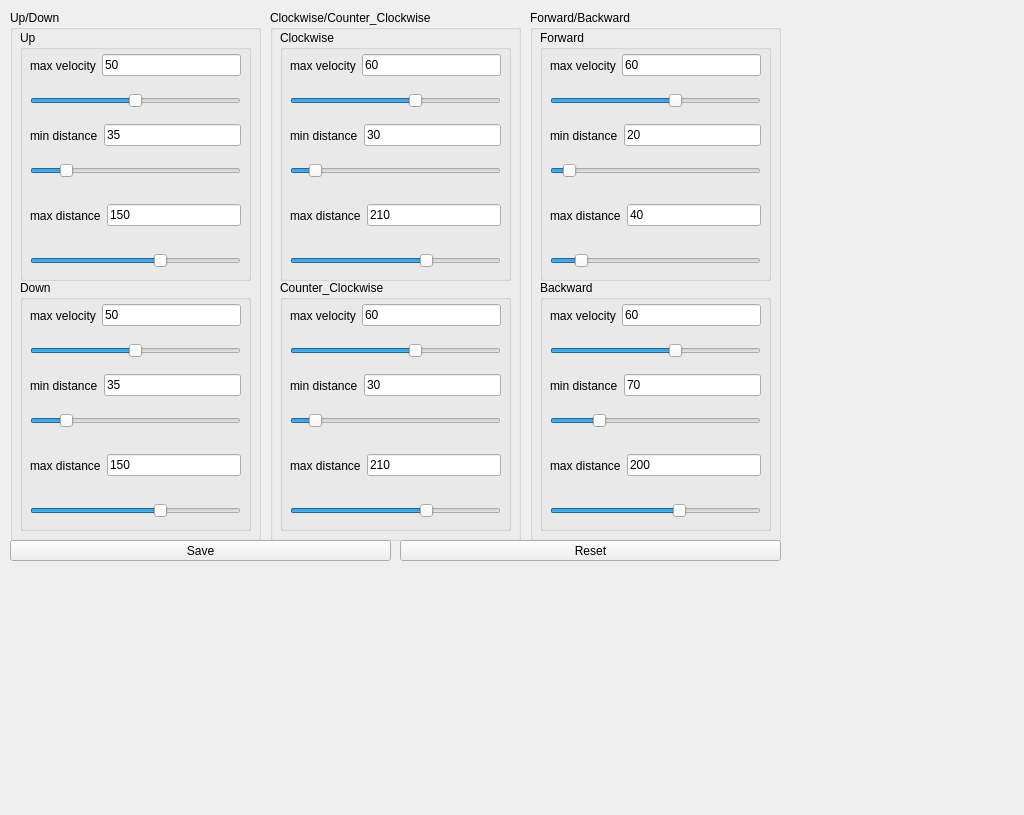
Qt form assets/settings_window.ui (ChristiR/TelloDrohne) before a commit.
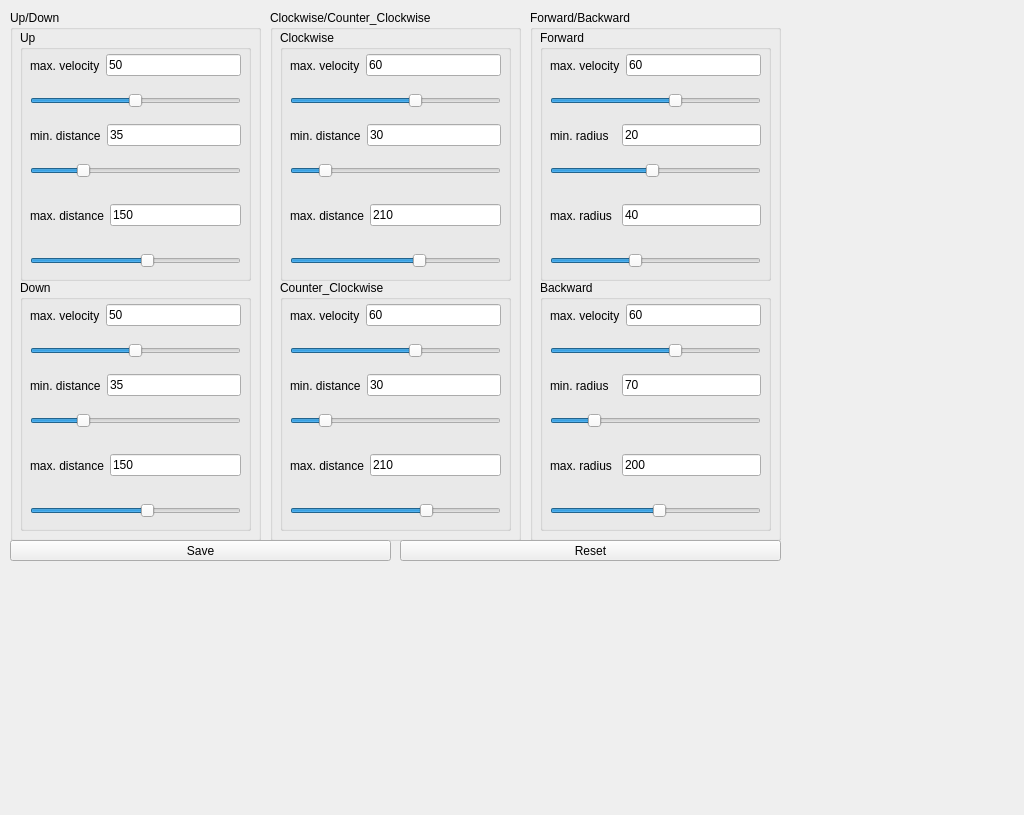
The same form after that commit.

Commit message: Parameter können nur noch bestimmte Werte annehmen, so das keine Überlappung der Fenster möglich

Patch:
```diff
--- a/assets/settings_window.ui
+++ b/assets/settings_window.ui
@@ -50,7 +50,7 @@
       <item>
        <widget class="QLabel" name="max_vel_up">
         <property name="text">
-         <string>max velocity</string>
+         <string>max. velocity</string>
         </property>
        </widget>
       </item>
@@ -101,7 +101,7 @@
       <item>
        <widget class="QLabel" name="min_dis_up">
         <property name="text">
-         <string>min distance</string>
+         <string>min. distance</string>
         </property>
        </widget>
       </item>
@@ -130,7 +130,7 @@
       <item>
        <widget class="QLabel" name="max_dis_up">
         <property name="text">
-         <string>max distance</string>
+         <string>max. distance</string>
         </property>
        </widget>
       </item>
@@ -156,7 +156,7 @@
       </rect>
      </property>
      <property name="maximum">
-      <number>240</number>
+      <number>150</number>
      </property>
      <property name="value">
       <number>35</number>
@@ -174,6 +174,9 @@
        <height>22</height>
       </rect>
      </property>
+     <property name="minimum">
+      <number>35</number>
+     </property>
      <property name="maximum">
       <number>240</number>
      </property>
@@ -210,7 +213,7 @@
       <item>
        <widget class="QLabel" name="max_vel_down">
         <property name="text">
-         <string>max velocity</string>
+         <string>max. velocity</string>
         </property>
        </widget>
       </item>
@@ -258,7 +261,7 @@
       <item>
        <widget class="QLabel" name="min_dis_down">
         <property name="text">
-         <string>min distance</string>
+         <string>min. distance</string>
         </property>
        </widget>
       </item>
@@ -287,7 +290,7 @@
       <item>
        <widget class="QLabel" name="max_dis_down">
         <property name="text">
-         <string>max distance</string>
+         <string>max. distance</string>
         </property>
        </widget>
       </item>
@@ -313,7 +316,7 @@
       </rect>
      </property>
      <property name="maximum">
-      <number>240</number>
+      <number>150</number>
      </property>
      <property name="value">
       <number>35</number>
@@ -331,6 +334,9 @@
        <height>22</height>
       </rect>
      </property>
+     <property name="minimum">
+      <number>35</number>
+     </property>
      <property name="maximum">
       <number>240</number>
      </property>
@@ -380,7 +386,7 @@
       <item>
        <widget class="QLabel" name="max_vel_clockwise">
         <property name="text">
-         <string>max velocity</string>
+         <string>max. velocity</string>
         </property>
        </widget>
       </item>
@@ -428,7 +434,7 @@
       <item>
        <widget class="QLabel" name="min_dis_clockwise">
         <property name="text">
-         <string>min distance</string>
+         <string>min. distance</string>
         </property>
        </widget>
       </item>
@@ -457,7 +463,7 @@
       <item>
        <widget class="QLabel" name="max_dis_clockwise">
         <property name="text">
-         <string>max distance</string>
+         <string>max. distance</string>
         </property>
        </widget>
       </item>
@@ -483,7 +489,7 @@
       </rect>
      </property>
      <property name="maximum">
-      <number>320</number>
+      <number>210</number>
      </property>
      <property name="value">
       <number>30</number>
@@ -501,6 +507,9 @@
        <height>22</height>
       </rect>
      </property>
+     <property name="minimum">
+      <number>30</number>
+     </property>
      <property name="maximum">
       <number>320</number>
      </property>
@@ -537,7 +546,7 @@
       <item>
        <widget class="QLabel" name="max_vel_counter_clockwise">
         <property name="text">
-         <string>max velocity</string>
+         <string>max. velocity</string>
         </property>
        </widget>
       </item>
@@ -585,7 +594,7 @@
       <item>
        <widget class="QLabel" name="min_dis_counter_clockwise">
         <property name="text">
-         <string>min distance</string>
+         <string>min. distance</string>
         </property>
        </widget>
       </item>
@@ -614,7 +623,7 @@
       <item>
        <widget class="QLabel" name="max_dis_counter_clockwise">
         <property name="text">
-         <string>max distance</string>
+         <string>max. distance</string>
         </property>
        </widget>
       </item>
@@ -640,7 +649,7 @@
       </rect>
      </property>
      <property name="maximum">
-      <number>320</number>
+      <number>210</number>
      </property>
      <property name="value">
       <number>30</number>
@@ -707,7 +716,7 @@
       <item>
        <widget class="QLabel" name="max_vel_forward">
         <property name="text">
-         <string>max velocity</string>
+         <string>max. velocity</string>
         </property>
        </widget>
       </item>
@@ -754,13 +763,31 @@
      <layout class="QHBoxLayout" name="l_forward_min_dis">
       <item>
        <widget class="QLabel" name="min_dis_forward">
+        <property name="sizePolicy">
+         <sizepolicy hsizetype="Preferred" vsizetype="Preferred">
+          <horstretch>0</horstretch>
+          <verstretch>0</verstretch>
+         </sizepolicy>
+        </property>
         <property name="text">
-         <string>min distance</string>
+         <string>min. radius</string>
         </property>
        </widget>
       </item>
       <item>
        <widget class="QLineEdit" name="e_min_dis_forward">
+        <property name="sizePolicy">
+         <sizepolicy hsizetype="Fixed" vsizetype="Fixed">
+          <horstretch>0</horstretch>
+          <verstretch>0</verstretch>
+         </sizepolicy>
+        </property>
+        <property name="minimumSize">
+         <size>
+          <width>139</width>
+          <height>0</height>
+         </size>
+        </property>
         <property name="text">
          <string>20</string>
         </property>
@@ -784,12 +811,24 @@
       <item>
        <widget class="QLabel" name="max_dis_forward">
         <property name="text">
-         <string>max distance</string>
+         <string>max. radius</string>
         </property>
        </widget>
       </item>
       <item>
        <widget class="QLineEdit" name="e_max_dis_forward">
+        <property name="sizePolicy">
+         <sizepolicy hsizetype="Fixed" vsizetype="Fixed">
+          <horstretch>0</horstretch>
+          <verstretch>0</verstretch>
+         </sizepolicy>
+        </property>
+        <property name="minimumSize">
+         <size>
+          <width>139</width>
+          <height>0</height>
+         </size>
+        </property>
         <property name="text">
          <string>40</string>
         </property>
@@ -813,7 +852,7 @@
       <number>1</number>
      </property>
      <property name="maximum">
-      <number>320</number>
+      <number>40</number>
      </property>
      <property name="value">
       <number>20</number>
@@ -832,10 +871,10 @@
       </rect>
      </property>
      <property name="minimum">
-      <number>1</number>
+      <number>20</number>
      </property>
      <property name="maximum">
-      <number>320</number>
+      <number>70</number>
      </property>
      <property name="value">
       <number>40</number>
@@ -870,7 +909,7 @@
       <item>
        <widget class="QLabel" name="max_vel_backward">
         <property name="text">
-         <string>max velocity</string>
+         <string>max. velocity</string>
         </property>
        </widget>
       </item>
@@ -921,12 +960,24 @@
       <item>
        <widget class="QLabel" name="min_dis_backward">
         <property name="text">
-         <string>min distance</string>
+         <string>min. radius</string>
         </property>
        </widget>
       </item>
       <item>
        <widget class="QLineEdit" name="e_min_dis_backward">
+        <property name="sizePolicy">
+         <sizepolicy hsizetype="Fixed" vsizetype="Fixed">
+          <horstretch>0</horstretch>
+          <verstretch>0</verstretch>
+         </sizepolicy>
+        </property>
+        <property name="minimumSize">
+         <size>
+          <width>139</width>
+          <height>0</height>
+         </size>
+        </property>
         <property name="text">
          <string>70</string>
         </property>
@@ -950,12 +1001,24 @@
       <item>
        <widget class="QLabel" name="max_dis_backward">
         <property name="text">
-         <string>max distance</string>
+         <string>max. radius</string>
         </property>
        </widget>
       </item>
       <item>
        <widget class="QLineEdit" name="e_max_dis_backward">
+        <property name="sizePolicy">
+         <sizepolicy hsizetype="Fixed" vsizetype="Fixed">
+          <horstretch>0</horstretch>
+          <verstretch>0</verstretch>
+         </sizepolicy>
+        </property>
+        <property name="minimumSize">
+         <size>
+          <width>139</width>
+          <height>0</height>
+         </size>
+        </property>
         <property name="text">
          <string>200</string>
         </property>
@@ -976,10 +1039,10 @@
       </rect>
      </property>
      <property name="minimum">
-      <number>1</number>
+      <number>40</number>
      </property>
      <property name="maximum">
-      <number>320</number>
+      <number>200</number>
      </property>
      <property name="value">
       <number>70</number>
@@ -998,7 +1061,7 @@
       </rect>
      </property>
      <property name="minimum">
-      <number>1</number>
+      <number>70</number>
      </property>
      <property name="maximum">
       <number>320</number>
```
The commit also changes 2 other files.
